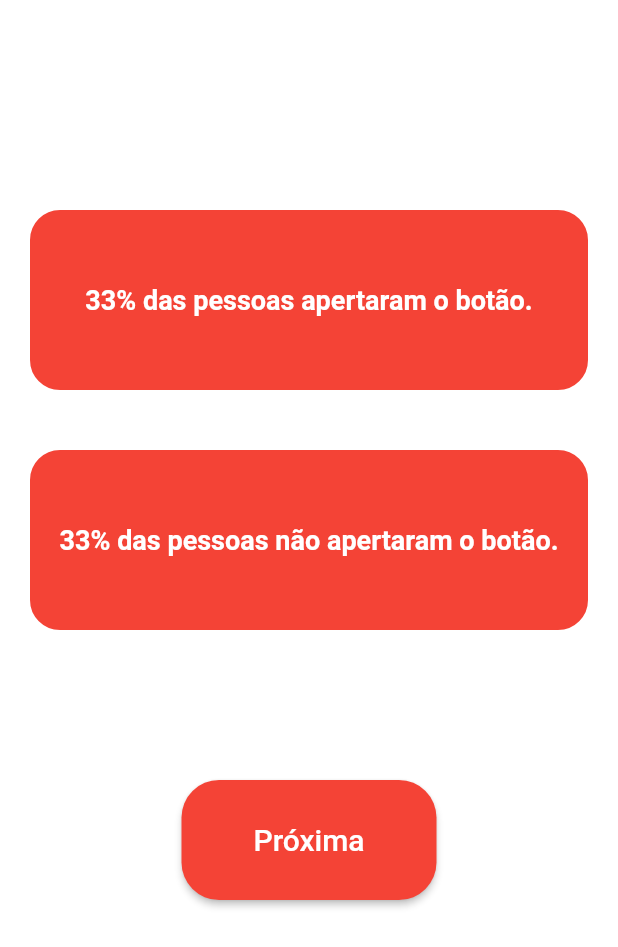
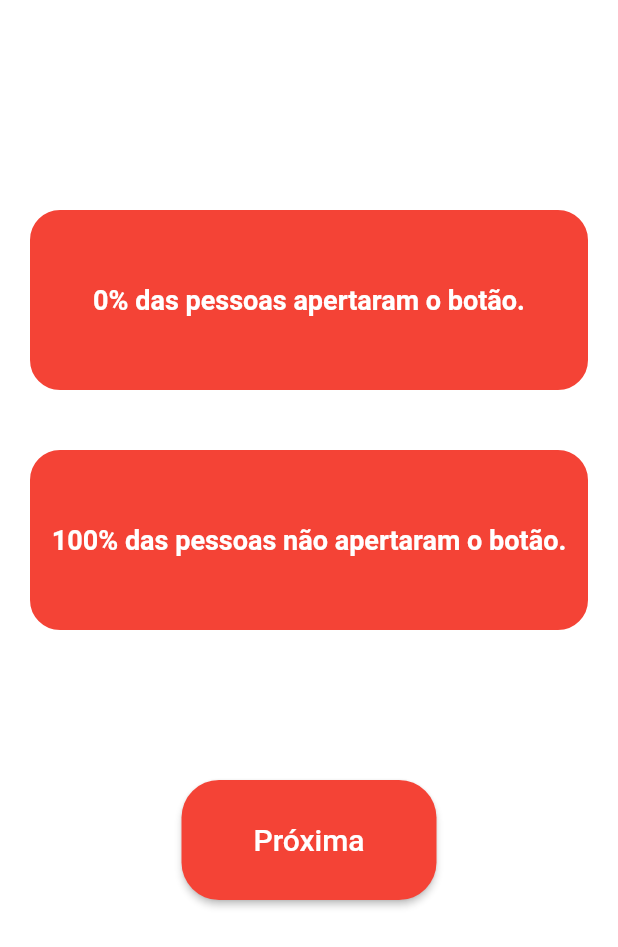
Before and after one commit to RamonFrias/dilema-do-botao, a Flutter app: the JogarPage screen opened directly, after a tap on "Recusar", on a phone screen of 412 x 824 dp. Shown: the top 947 px of the screen. Run offline on Flutter 3.47's test engine with Material 2 defaults, Android fonts, the phone set to English and light mode, and no system bars.

Commit message:
Calculo da porcentagem finalizado

```diff
--- a/lib/pages/jogar.page.dart
+++ b/lib/pages/jogar.page.dart
@@ -7,7 +7,7 @@ List<String> lista = [
   "Voce pode ficar invisivel, mas so quando ninguem estiver olhando.",
   "Voce pode viajar no tempo, mas so uma vez.",
   "Seu chuveiro vai estar sempre na temperatura perfeita, mas voce precisa entrar numa banheira de gelo uma vez por mes.",
-  ""
+  "Voce pode morar na casa dos seus sonhos, mas a privada vai entupir sempre que for usada."
 ];
 
 final _random = Random();
@@ -95,7 +95,7 @@ class _JogarPageState extends State<JogarPage> {
                         Navigator.push(
                             context,
                             MaterialPageRoute(
-                                builder: (context) => const PorcentagemPage()));
+                                builder: (context) => PorcentagemPage(0)));
                       },
                       child: const Text(
                         '',
@@ -127,7 +127,7 @@ class _JogarPageState extends State<JogarPage> {
                         Navigator.push(
                             context,
                             MaterialPageRoute(
-                                builder: (context) => const PorcentagemPage()));
+                                builder: (context) => PorcentagemPage(1)));
                       },
                       child: const Text(
                         'Recusar',
--- a/lib/pages/porcentagem.page.dart
+++ b/lib/pages/porcentagem.page.dart
@@ -2,15 +2,30 @@ import 'package:dilemadobotao/pages/jogar.page.dart';
 import 'package:flutter/material.dart';
 
 class PorcentagemPage extends StatefulWidget {
-  const PorcentagemPage({Key? key}) : super(key: key);
+  int valorBotao;
+  PorcentagemPage(this.valorBotao, {Key? key}) : super(key: key);
 
   @override
-  State<PorcentagemPage> createState() => _PorcentagemPage();
+  State<PorcentagemPage> createState() => _PorcentagemPage(valorBotao);
 }
 
+List<int> apertaram = [0];
+List<int> naoApertaram = [0];
+
 class _PorcentagemPage extends State<PorcentagemPage> {
+  int valorBotao;
+  _PorcentagemPage(this.valorBotao);
+
   @override
   Widget build(BuildContext context) {
+    if (valorBotao == 0) {
+      apertaram.add(apertaram.last + 1);
+    } else {
+      naoApertaram.add(naoApertaram.last + 1);
+    }
+
+    double porcentagem = (100 / (apertaram.last + naoApertaram.last));
+
     return Scaffold(
         backgroundColor: Colors.white,
         body: Padding(
@@ -27,9 +42,9 @@ class _PorcentagemPage extends State<PorcentagemPage> {
                   child: SizedBox(
                       height: 120,
                       child: Container(
-                        child: const Text(
-                          "33% das pessoas apertaram o botão.",
-                          style: TextStyle(
+                        child: Text(
+                          "${(porcentagem * apertaram.last).toStringAsFixed(0)}% das pessoas apertaram o botão.",
+                          style: const TextStyle(
                               fontSize: 18,
                               fontWeight: FontWeight.bold,
                               color: Colors.white),
@@ -70,9 +85,9 @@ class _PorcentagemPage extends State<PorcentagemPage> {
                   child: SizedBox(
                       height: 120,
                       child: Container(
-                        child: const Text(
-                          "33% das pessoas não apertaram o botão.",
-                          style: TextStyle(
+                        child: Text(
+                          "${(porcentagem * naoApertaram.last).toStringAsFixed(0)}% das pessoas não apertaram o botão.",
+                          style: const TextStyle(
                               fontSize: 18,
                               fontWeight: FontWeight.bold,
                               color: Colors.white),
```
